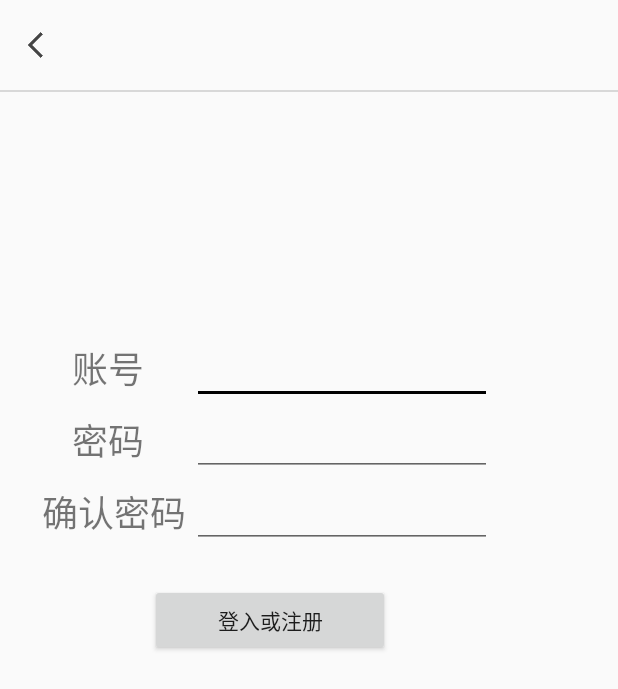
After one commit to Hua-Guan/MyEmoji, an Android app: the LoginActivity screen opened directly, with no data from a screen before it, on a phone screen of 412 x 824 dp. The commit adds this screen. Shown: the top 689 px of the screen. Run offline under Robolectric (Android 15) with nearby library versions, the phone set to English and light mode, and no system bars.

Commit message:
更新登入注册页面并设置沉浸式状态栏

```diff
--- a/app/src/main/AndroidManifest.xml
+++ b/app/src/main/AndroidManifest.xml
@@ -23,6 +23,9 @@
                 <category android:name="android.intent.category.LAUNCHER" />
             </intent-filter>
         </activity>
+        <activity android:name=".view.login.LoginActivity"
+            android:exported="false"
+            android:launchMode="singleTop"/>
     </application>
 
 </manifest>
--- a/app/src/main/java/pri/guanhua/myemoji/MainActivity.java
+++ b/app/src/main/java/pri/guanhua/myemoji/MainActivity.java
@@ -1,6 +1,7 @@
 package pri.guanhua.myemoji;
 
 import android.content.ContentUris;
+import android.content.Intent;
 import android.database.Cursor;
 import android.net.Uri;
 import android.os.Build;
@@ -15,6 +16,7 @@ import android.view.WindowManager;
 import android.widget.EditText;
 import android.widget.FrameLayout;
 import android.widget.ImageView;
+import android.widget.TextView;
 import android.widget.Toast;
 
 import androidx.annotation.NonNull;
@@ -43,6 +45,7 @@ import pri.guanhua.myemoji.model.dao.EmojisDao;
 import pri.guanhua.myemoji.model.database.AppDatabase;
 import pri.guanhua.myemoji.model.entity.EmojiAlbumEntity;
 import pri.guanhua.myemoji.model.viewmodel.AppViewModel;
+import pri.guanhua.myemoji.view.login.LoginActivity;
 
 public class MainActivity extends AppCompatActivity {
 
@@ -74,6 +77,8 @@ public class MainActivity extends AppCompatActivity {
         setUserPositionObserver();
         //设置用户头像
         setUserAvatar();
+        //设置用户登入
+        setUserLogin();
         //设置左边抽屉式view的菜单的item的监听
         setNavigationItemSelectedListener();
     }
@@ -272,6 +277,17 @@ public class MainActivity extends AppCompatActivity {
         avatar.setClipToOutline(true);
     }
 
+    private void setUserLogin(){
+        TextView login = navView.getHeaderView(0).findViewById(R.id.user_name);
+        login.setOnClickListener(new View.OnClickListener() {
+            @Override
+            public void onClick(View v) {
+                Intent intent = new Intent(MainActivity.this, LoginActivity.class);
+                startActivity(intent);
+            }
+        });
+    }
+
     private void setNavigationItemSelectedListener(){
         navView.setNavigationItemSelectedListener(new NavigationView.OnNavigationItemSelectedListener() {
             @Override
--- /dev/null
+++ b/app/src/main/java/pri/guanhua/myemoji/view/login/LoginActivity.java
@@ -0,0 +1,32 @@
+package pri.guanhua.myemoji.view.login;
+
+import android.os.Build;
+import android.os.Bundle;
+import android.view.View;
+import android.view.WindowManager;
+
+import androidx.annotation.Nullable;
+import androidx.annotation.RequiresApi;
+import androidx.appcompat.app.AppCompatActivity;
+
+import pri.guanhua.myemoji.R;
+
+public class LoginActivity extends AppCompatActivity {
+
+    @RequiresApi(api = Build.VERSION_CODES.M)
+    @Override
+    protected void onCreate(@Nullable Bundle savedInstanceState) {
+        super.onCreate(savedInstanceState);
+        setContentView(R.layout.activity_login);
+        setStatusBar();
+    }
+
+    @RequiresApi(api = Build.VERSION_CODES.M)
+    private void setStatusBar(){
+        //把状态栏的文字设置为黑色
+        getWindow().getDecorView().setSystemUiVisibility(View.SYSTEM_UI_FLAG_LIGHT_STATUS_BAR);
+        //把状态栏设置透明
+        getWindow().addFlags(WindowManager.LayoutParams.FLAG_TRANSLUCENT_STATUS);
+    }
+
+}
--- /dev/null
+++ b/app/src/main/res/layout/activity_login.xml
@@ -0,0 +1,88 @@
+<?xml version="1.0" encoding="utf-8"?>
+<LinearLayout xmlns:android="http://schemas.android.com/apk/res/android"
+    android:orientation="vertical"
+    android:layout_width="match_parent"
+    android:layout_height="match_parent"
+    android:fitsSystemWindows="true">
+
+    <ImageView
+        android:id="@+id/img_back"
+        android:layout_width="24dp"
+        android:layout_height="24dp"
+        android:layout_marginTop="18dp"
+        android:layout_marginLeft="12dp"
+        android:src="@drawable/ic_to_left"/>
+
+    <View
+        android:layout_width="match_parent"
+        android:layout_height="@dimen/split_line"
+        android:background="@color/split_line"
+        android:layout_marginTop="18dp"/>
+
+    <LinearLayout
+        android:layout_width="match_parent"
+        android:layout_height="48dp"
+        android:layout_marginTop="160dp"
+        android:orientation="horizontal">
+
+        <TextView
+            android:layout_width="80dp"
+            android:layout_height="match_parent"
+            android:textSize="24dp"
+            android:gravity="center_vertical"
+            android:text="账号"
+            android:layout_marginLeft="48dp"/>
+
+        <EditText
+            android:layout_width="200dp"
+            android:layout_height="match_parent"
+            android:layout_gravity="center"/>
+
+    </LinearLayout>
+
+    <LinearLayout
+        android:layout_width="match_parent"
+        android:layout_height="48dp"
+        android:orientation="horizontal">
+
+        <TextView
+            android:layout_width="80dp"
+            android:layout_height="match_parent"
+            android:text="密码"
+            android:textSize="24dp"
+            android:gravity="center_vertical"
+            android:layout_marginLeft="48dp"/>
+
+        <EditText
+            android:layout_width="200dp"
+            android:layout_height="match_parent"/>
+
+    </LinearLayout>
+
+    <LinearLayout
+        android:layout_width="match_parent"
+        android:layout_height="48dp"
+        android:orientation="horizontal">
+
+        <TextView
+            android:layout_width="100dp"
+            android:layout_height="match_parent"
+            android:text="确认密码"
+            android:textSize="24dp"
+            android:gravity="center_vertical"
+            android:layout_marginLeft="28dp"/>
+
+        <EditText
+            android:layout_width="200dp"
+            android:layout_height="match_parent"/>
+
+    </LinearLayout>
+
+    <Button
+        android:layout_width="160dp"
+        android:layout_height="48dp"
+        android:text="登入或注册"
+        android:layout_marginLeft="100dp"
+        android:layout_marginTop="24dp"/>
+
+</LinearLayout>
```
Also changed, not shown: app/src/main/res/drawable/ic_to_left.png (added).
